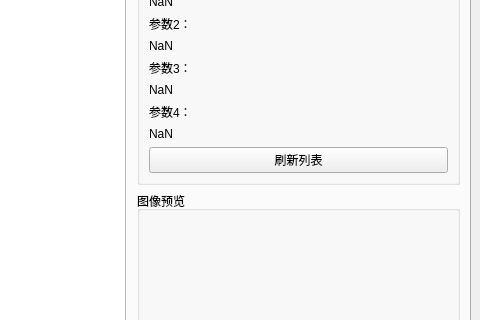
Old version of the form mainwindow.ui in the repository zyxeeker/CameraTool_Qt; both pictures show x 150 to 630 and y 158 to 478 of the 630 by 650 pixel window.
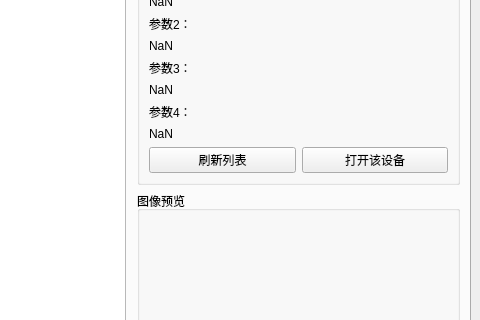
New version of the form. Icons and pictures are not drawn.

Commit message: ✔[add]相机画面预览连接界面预览

Diff of the .ui file:
```diff
--- a/mainwindow.ui
+++ b/mainwindow.ui
@@ -596,11 +596,22 @@
                   </widget>
                  </item>
                  <item>
+                  <layout class="QHBoxLayout" name="horizontalLayout_7">
+                   <item>
                   <widget class="QPushButton" name="do_uvc_refresh">
                    <property name="text">
                     <string>刷新列表</string>
                    </property>
                   </widget>
+                   </item>
+                   <item>
+                    <widget class="QPushButton" name="open_btn">
+                     <property name="text">
+                      <string>打开该设备</string>
+                     </property>
+                    </widget>
+                   </item>
+                  </layout>
                  </item>
                 </layout>
                </item>
```
Lines whose indentation alone changed are shown as unchanged. The commit also changes 4 other files.
